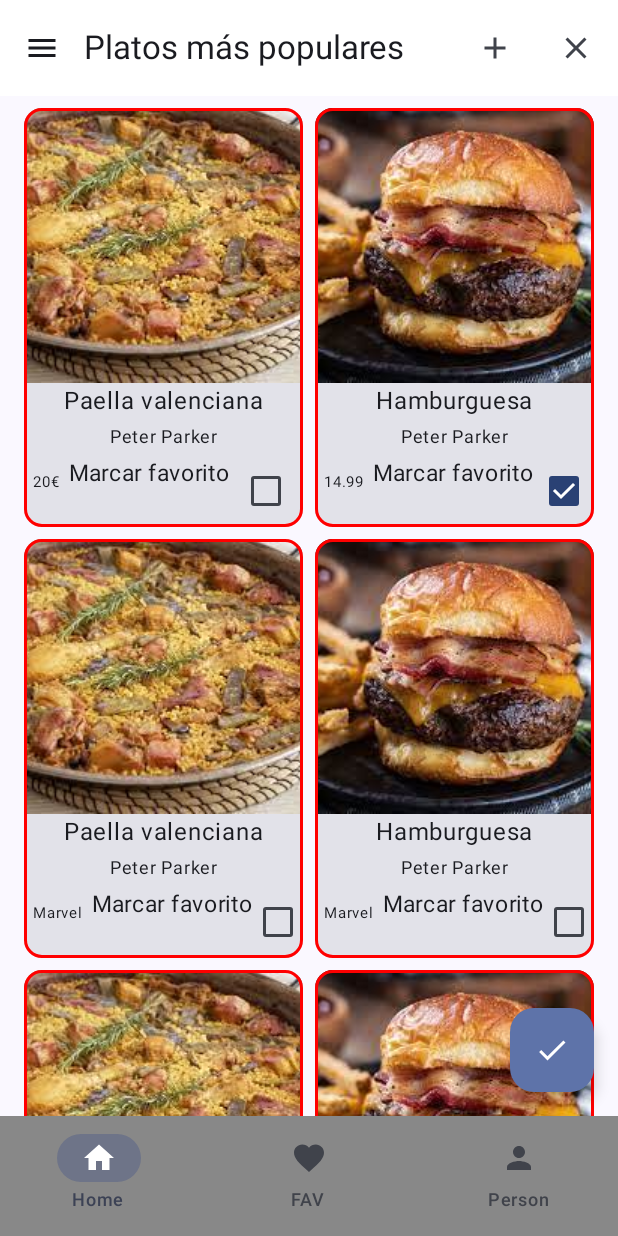
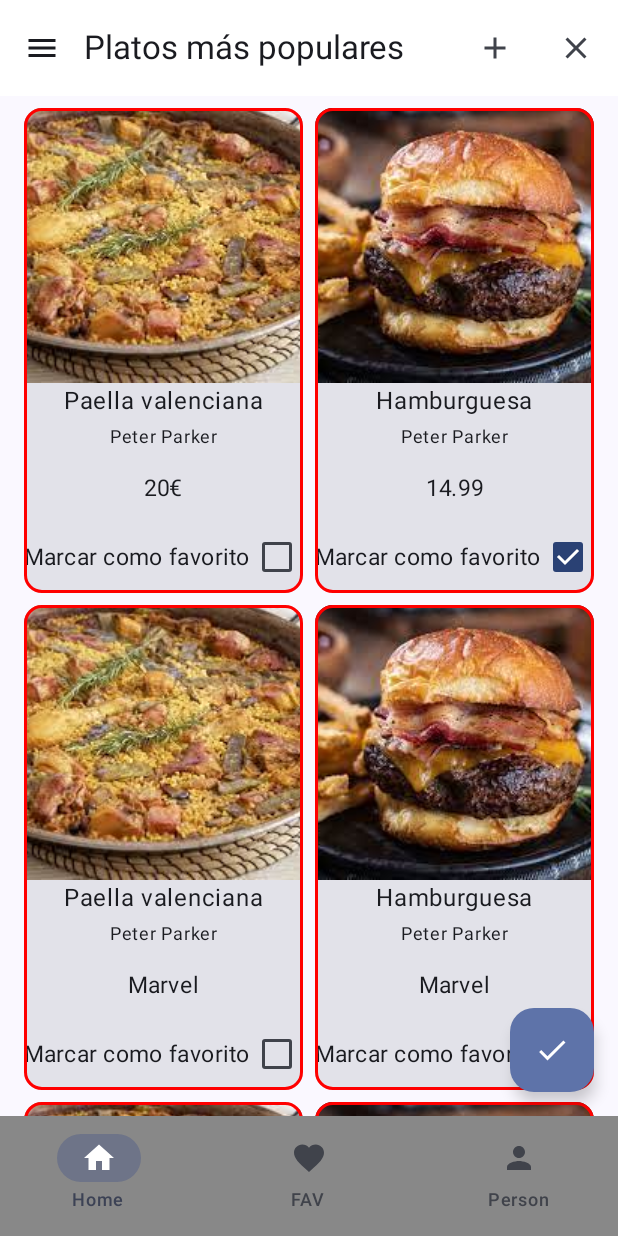
Before and after one commit to Eduardovv3/Trabajo_Android, an Android app built with Jetpack Compose: the screen it shows after launch (MainActivity), on a phone screen of 412 x 824 dp. Run offline under Robolectric (Android 15) with nearby library versions, the phone set to English and light mode, and no system bars.

Commit message:
menu principal casi terminado

```diff
--- a/app/src/main/java/com/example/trabajo_android/MainActivity.kt
+++ b/app/src/main/java/com/example/trabajo_android/MainActivity.kt
@@ -150,20 +150,25 @@ fun ItemProducto(productos: Productos, onItemSelected: (Productos)-> Unit) {
                 modifier = Modifier.align(Alignment.CenterHorizontally),
                 fontSize = 12.sp
             )
-            Row(
-                modifier =  Modifier
-            ) {
+            Text(
+                text = productos.Precio,
+                modifier = Modifier
+                    .align(Alignment.CenterHorizontally)
+                    .padding(10.dp),
+                fontSize = 15.sp
+            )
+            Row (modifier = Modifier,
+                verticalAlignment = Alignment.CenterVertically)
+            {
                 Text(
-                    text = productos.Precio,
+                    text = "Marcar como favorito",
+                    modifier = Modifier,
+                    fontSize = 15.sp
+                )
+                Checkbox(
+                    checked = productos.Favorito,
+                    onCheckedChange = { productos.Favorito = it },
                     modifier = Modifier
-                        .padding(6.dp),
-                    fontSize = 10.sp
-                )
-                Text(text = "Marcar favorito",
-                    modifier = Modifier,
-                    fontSize = 15.sp)
-                Checkbox(checked = productos.Favorito,
-                    onCheckedChange = {productos.Favorito = it}
                 )
             }
 
```
